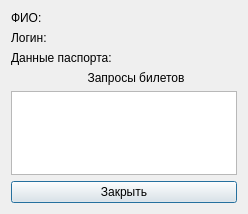
Qt form MyInfoWindow.ui (AlekseyLapunov/IS_Airport) before a commit.
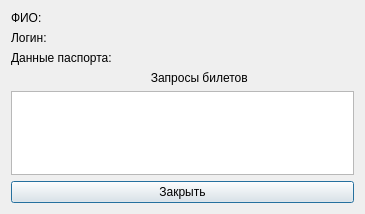
The same form after that commit. Icons and pictures are not drawn.

Commit message: fixed windows sizes and icons; also added info action in help menu (mainwindow); and also done creating hint file to create root admin if Data_Bases folder is not exist

Patch:
```diff
--- a/MyInfoWindow.ui
+++ b/MyInfoWindow.ui
@@ -6,19 +6,19 @@
    <rect>
     <x>0</x>
     <y>0</y>
-    <width>248</width>
+    <width>365</width>
     <height>214</height>
    </rect>
   </property>
   <property name="minimumSize">
    <size>
-    <width>248</width>
+    <width>365</width>
     <height>214</height>
    </size>
   </property>
   <property name="maximumSize">
    <size>
-    <width>248</width>
+    <width>365</width>
     <height>214</height>
    </size>
   </property>
@@ -76,7 +76,7 @@
    <item row="3" column="0">
     <widget class="QLabel" name="label_4">
      <property name="text">
-      <string>                       Запросы билетов</string>
+      <string>                                          Запросы билетов</string>
      </property>
     </widget>
    </item>
```
Left out of the diff: 10 changed lines with no effect on the pictures. The commit also changes 28 other files.
